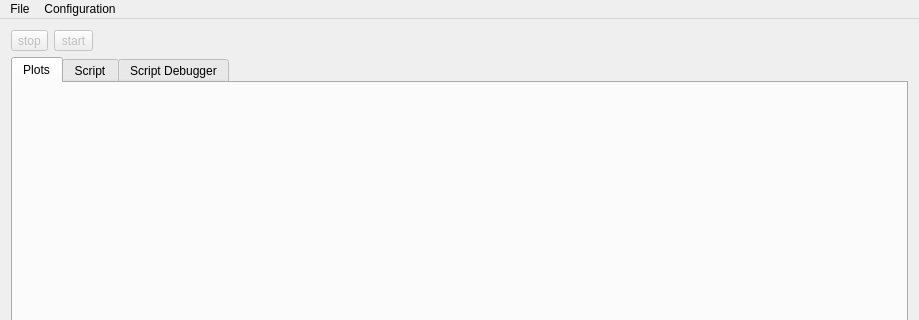
The window that maxdoas/mainwindow.ui (pioupus/maxdoas_app) describes before a commit, drawn with Qt 5; both pictures show x 0 to 919 and y 0 to 320 of the 919 by 481 pixel window.
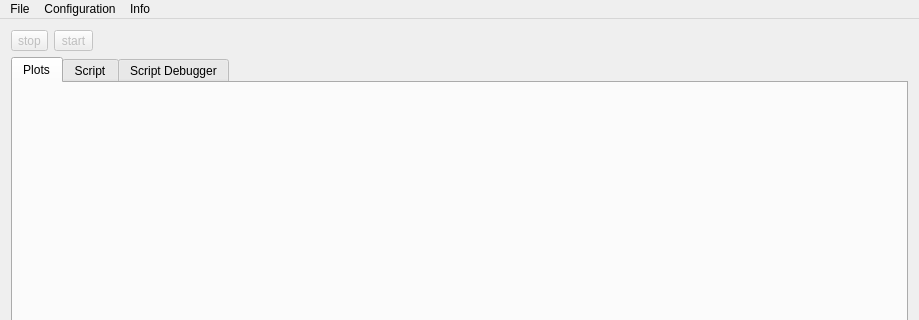
The same window after the commit.

Commit message:
-now with info win
-now with git hash and date in infowin

Diff of the .ui file:
```diff
--- a/maxdoas/mainwindow.ui
+++ b/maxdoas/mainwindow.ui
@@ -181,7 +181,7 @@
      <x>0</x>
      <y>0</y>
      <width>919</width>
-     <height>25</height>
+     <height>23</height>
     </rect>
    </property>
    <widget class="QMenu" name="menuFile">
@@ -198,8 +198,15 @@
     <addaction name="actionTempctrler"/>
     <addaction name="actionConfigSpectrometer"/>
    </widget>
+   <widget class="QMenu" name="menuInfo">
+    <property name="title">
+     <string>Info</string>
+    </property>
+    <addaction name="actionInfo"/>
+   </widget>
    <addaction name="menuFile"/>
    <addaction name="menuConfiguration"/>
+   <addaction name="menuInfo"/>
   </widget>
   <widget class="QStatusBar" name="statusBar"/>
   <action name="actionTempctrler">
```
Left out of the diff: 9 changed lines with no effect on the pictures. The commit also changes 13 other files.
